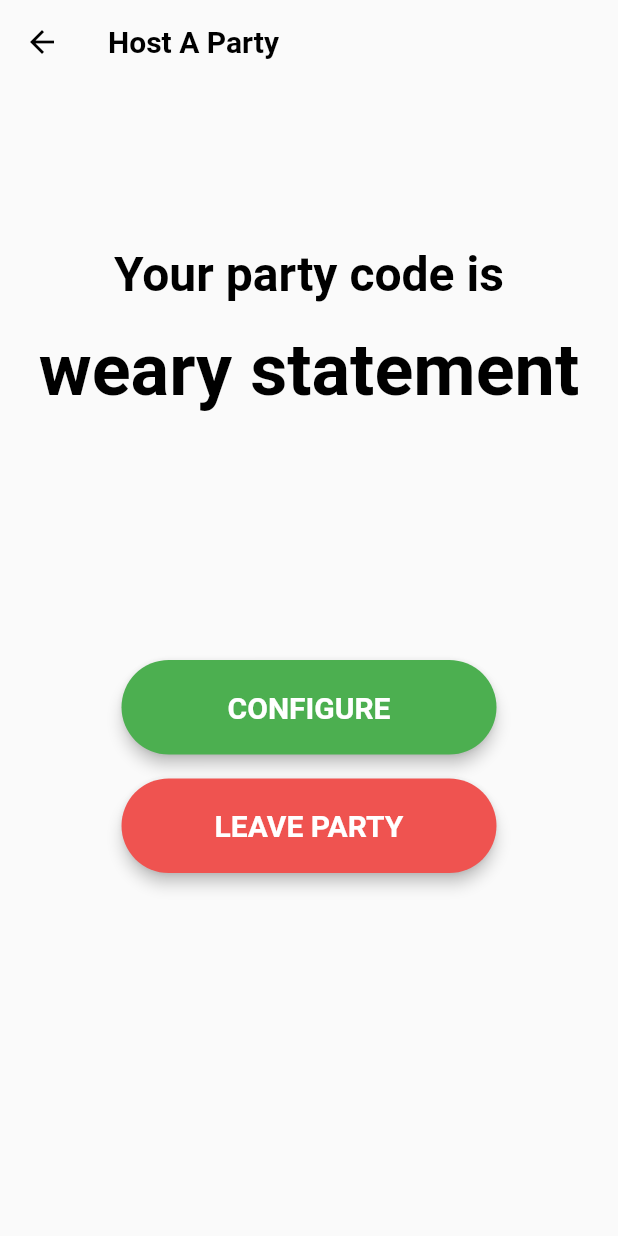
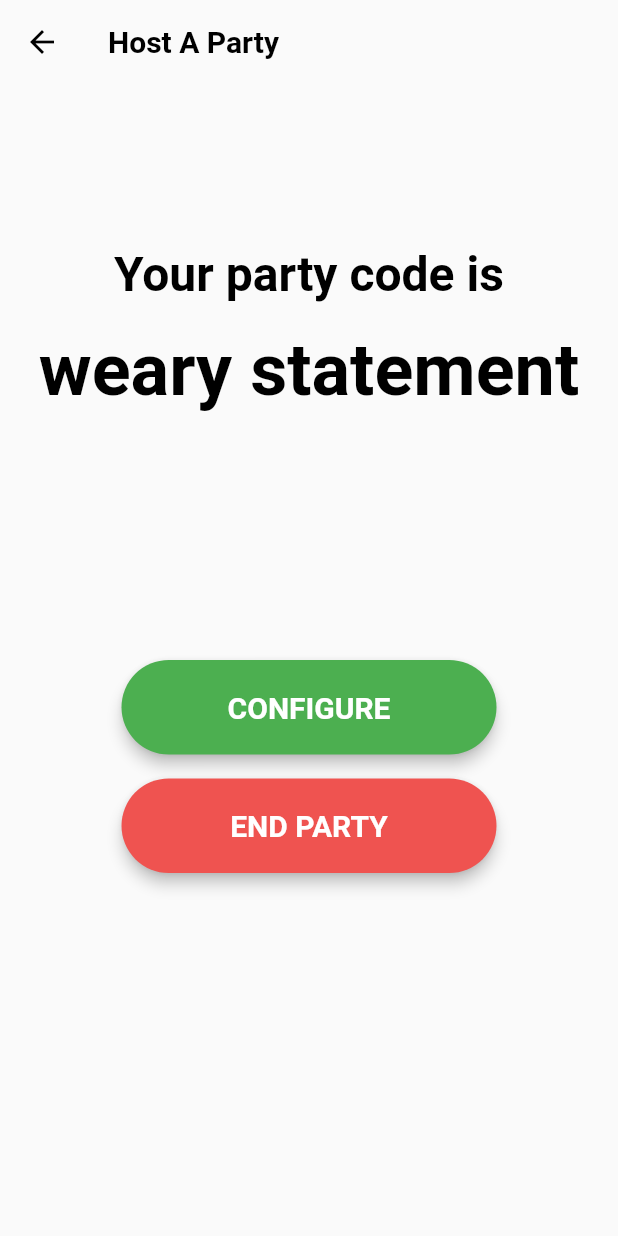
Before and after one commit to qjack001/Party-Queue-App, a Flutter app: the HostPage screen opened directly, on a phone screen of 412 x 824 dp. Run offline on Flutter 3.47's test engine with Material 2 defaults, Android fonts, the phone set to English and light mode, and no system bars.

Commit message:
Fix host page and hom page UI
Samll fix to the wording of the Host Page button, and allow the user to submit a party code in the Home Page

```diff
--- a/party_queue/lib/homePage.dart
+++ b/party_queue/lib/homePage.dart
@@ -3,6 +3,7 @@ import 'partyCode.dart';
 import 'uiElements.dart';
 import 'hostPage.dart';
 import 'server.dart';
+import 'partyPage.dart';
 
 ///
 /// Home page for app
@@ -75,7 +76,7 @@ class HomePageState extends State<HomePage>
 									fontSize: 20.0,
 								)
 							),
-							onSaved: (input)
+							onFieldSubmitted: (input)
 							{
 								int address = PartyCode.getAddress(input);
 								if (Server.exists(address))
--- a/party_queue/lib/hostPage.dart
+++ b/party_queue/lib/hostPage.dart
@@ -33,7 +33,7 @@ class HostPageState extends State<HostPage>
 	{
 		super.initState();
 		address = Server.newServer();
-  		partyCode = PartyCode.getCode(address); //TODO: get new random number and initiate a party
+  		partyCode = PartyCode.getCode(address);
 	}
 
 	@override
@@ -65,9 +65,9 @@ class HostPageState extends State<HostPage>
 						}
 					),
 
-					getButton //leave button
+					getButton //end button
 					(
-						text: "LEAVE PARTY",
+						text: "END PARTY",
 						color: Colors.red[400],
 						onPressed: ()
 						{
```
